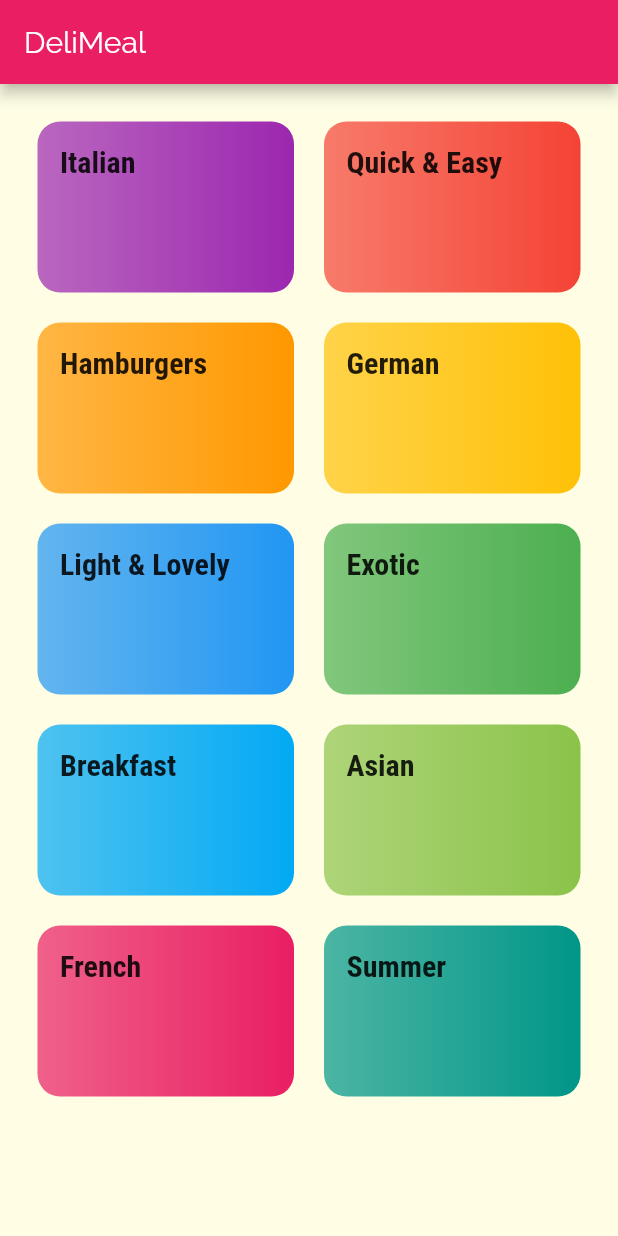
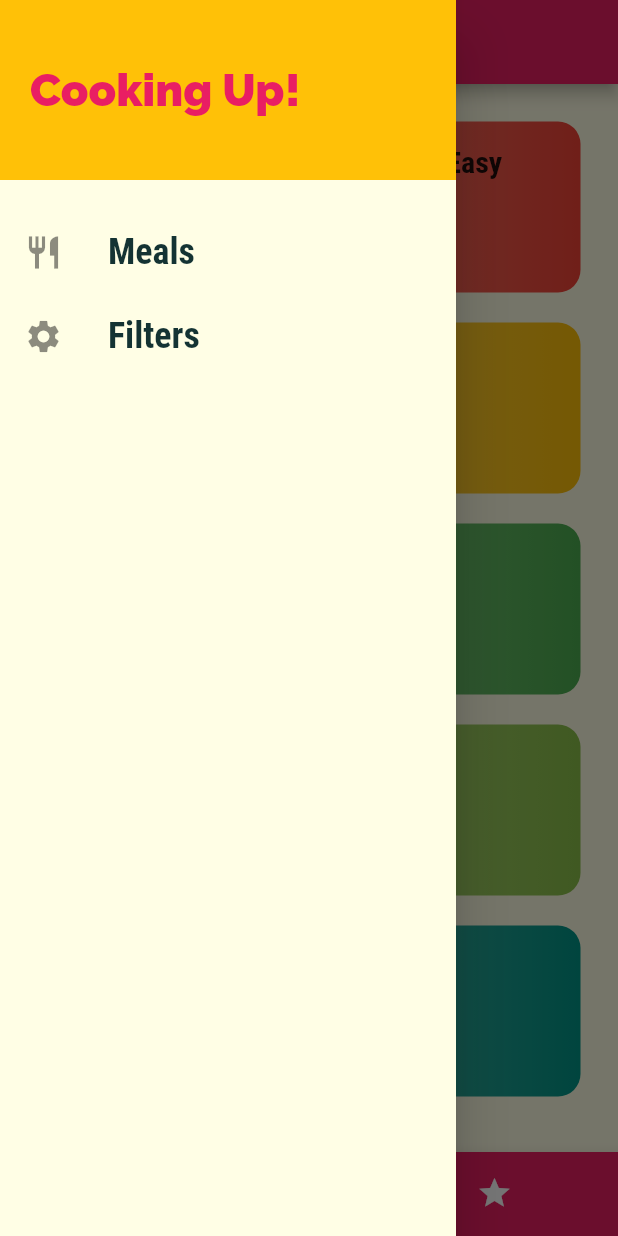
Before and after one commit to xtopala/flutter-bootcamp, a Flutter app: the screen it shows after launch, with the side drawer open (before the commit the screen has no drawer), on a phone screen of 412 x 824 dp. Run offline on Flutter 3.47's test engine with Material 2 defaults, Android fonts, the phone set to English and light mode, and no system bars; our stand-ins replace animated_text_kit, audioplayers, cloud_firestore, firebase_auth, flutter_spinkit, font_awesome_flutter and 3 more; accounts and stored records are empty.

Commit message:
navigate wip

```diff
--- a/navigate/lib/main.dart
+++ b/navigate/lib/main.dart
@@ -1,7 +1,9 @@
 import 'package:flutter/material.dart';
 import 'package:flutter_complete_guide/screens/catagories_screen.dart';
 import 'package:flutter_complete_guide/screens/categories_meals_screen.dart';
+import 'package:flutter_complete_guide/screens/filters_screen.dart';
 import 'package:flutter_complete_guide/screens/meal_detail_screen.dart';
+import 'package:flutter_complete_guide/screens/tabs_screen.dart';
 
 void main() => runApp(MyApp());
 
@@ -25,10 +27,18 @@ class MyApp extends StatelessWidget {
               ),
             ),
       ),
-      home: CategoriesScreen(),
+      home: TabsScreen(),
       routes: {
         CategoryMealsScreen.routeName: (ctx) => CategoryMealsScreen(),
         MealDetailScreen.routeName: (ctx) => MealDetailScreen(),
+        FiltersScreen.routeName: (ctx) => FiltersScreen(),
+      },
+      onGenerateRoute: (settings) {
+        print(settings.arguments);
+        return MaterialPageRoute(builder: (ctx) => CategoriesScreen());
+      },
+      onUnknownRoute: (settings) {
+        return MaterialPageRoute(builder: (ctx) => CategoriesScreen());
       },
     );
   }
--- a/navigate/lib/screens/catagories_screen.dart
+++ b/navigate/lib/screens/catagories_screen.dart
@@ -6,11 +6,7 @@ import '../dummy_data.dart';
 class CategoriesScreen extends StatelessWidget {
   @override
   Widget build(BuildContext context) {
-    return Scaffold(
-      appBar: AppBar(
-        title: const Text('DeliMeal'),
-      ),
-      body: GridView(
+    return GridView(
       padding: const EdgeInsets.all(25),
       children: DUMMY_CATEGORIES
           .map(
@@ -27,7 +23,6 @@ class CategoriesScreen extends StatelessWidget {
         crossAxisSpacing: 20,
         mainAxisSpacing: 20,
       ),
-      ),
     );
   }
 }
--- /dev/null
+++ b/navigate/lib/screens/filters_screen.dart
@@ -0,0 +1,19 @@
+import 'package:flutter/material.dart';
+import 'package:flutter_complete_guide/widgets/main_drawer.dart';
+
+class FiltersScreen extends StatelessWidget {
+  static const routeName = '/filters';
+
+  @override
+  Widget build(BuildContext context) {
+    return Scaffold(
+      appBar: AppBar(
+        title: Text('Your Filters'),
+      ),
+      drawer: MainDrawer(),
+      body: Center(
+        child: Text('Filters'),
+      ),
+    );
+  }
+}
--- /dev/null
+++ b/navigate/lib/screens/tabs_screen.dart
@@ -0,0 +1,61 @@
+import 'package:flutter/material.dart';
+import 'package:flutter_complete_guide/screens/catagories_screen.dart';
+import 'package:flutter_complete_guide/screens/favorites_screem.dart';
+import 'package:flutter_complete_guide/widgets/main_drawer.dart';
+
+class TabsScreen extends StatefulWidget {
+  @override
+  _TabsScreenState createState() => _TabsScreenState();
+}
+
+class _TabsScreenState extends State<TabsScreen> {
+  final List<Map<String, Object>> _pages = [
+    {
+      'page': CategoriesScreen(),
+      'title': 'Categories',
+    },
+    {
+      'page': FavoritesScreen(),
+      'title': 'Your Favorites',
+    },
+  ];
+
+  int _selectedPageIndex = 0;
+
+  void _selectPage(int index) {
+    setState(() {
+      _selectedPageIndex = index;
+    });
+  }
+
+  @override
+  Widget build(BuildContext context) {
+    return Scaffold(
+      appBar: AppBar(
+        title: Text(_pages[_selectedPageIndex]['title']),
+      ),
+      drawer: MainDrawer(),
+      body: _pages[_selectedPageIndex]['page'],
+      bottomNavigationBar: BottomNavigationBar(
+        onTap: _selectPage,
+        backgroundColor: Theme.of(context).primaryColor,
+        unselectedItemColor: Colors.white,
+        selectedItemColor: Theme.of(context).accentColor,
+        currentIndex: _selectedPageIndex,
+        type: BottomNavigationBarType.shifting,
+        items: [
+          BottomNavigationBarItem(
+            backgroundColor: Theme.of(context).primaryColor,
+            icon: Icon(Icons.category),
+            title: Text('Categories'),
+          ),
+          BottomNavigationBarItem(
+            backgroundColor: Theme.of(context).primaryColor,
+            icon: Icon(Icons.star),
+            title: Text('Favorites'),
+          ),
+        ],
+      ),
+    );
+  }
+}
--- /dev/null
+++ b/navigate/lib/widgets/main_drawer.dart
@@ -0,0 +1,65 @@
+import 'package:flutter/material.dart';
+import 'package:flutter_complete_guide/screens/filters_screen.dart';
+
+class MainDrawer extends StatelessWidget {
+  Widget buildListTile(String title, IconData icon, Function tapHandler) {
+    return ListTile(
+      leading: Icon(
+        icon,
+        size: 26,
+      ),
+      title: Text(
+        title,
+        style: TextStyle(
+          fontFamily: 'RobotoCondensed',
+          fontSize: 24,
+          fontWeight: FontWeight.bold,
+        ),
+      ),
+      onTap: tapHandler,
+    );
+  }
+
+  @override
+  Widget build(BuildContext context) {
+    return Drawer(
+      child: Column(
+        children: <Widget>[
+          Container(
+            height: 120,
+            width: double.infinity,
+            padding: EdgeInsets.all(20),
+            alignment: Alignment.centerLeft,
+            color: Theme.of(context).accentColor,
+            child: Text(
+              'Cooking Up!',
+              style: TextStyle(
+                fontWeight: FontWeight.w900,
+                fontSize: 30,
+                color: Theme.of(context).primaryColor,
+              ),
+            ),
+          ),
+          SizedBox(
+            height: 20,
+          ),
+          buildListTile(
+            'Meals',
+            Icons.restaurant,
+            () {
+              Navigator.of(context).pushReplacementNamed('/');
+            },
+          ),
+          buildListTile(
+            'Filters',
+            Icons.settings,
+            () {
+              Navigator.of(context)
+                  .pushReplacementNamed(FiltersScreen.routeName);
+            },
+          )
+        ],
+      ),
+    );
+  }
+}
```
Also changed, not shown: navigate/lib/screens/favorites_screem.dart (added, +10 -0 lines), navigate/lib/screens/meal_detail_screen.dart (+70 -3 lines). Lines whose indentation alone changed are shown as unchanged.
